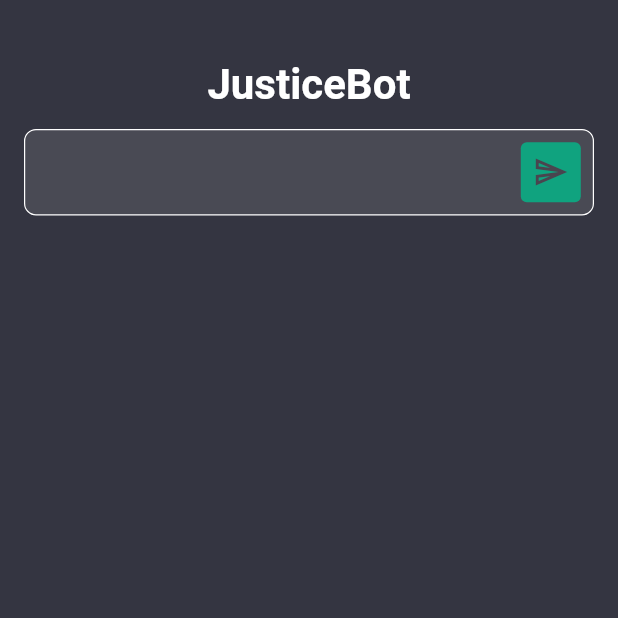
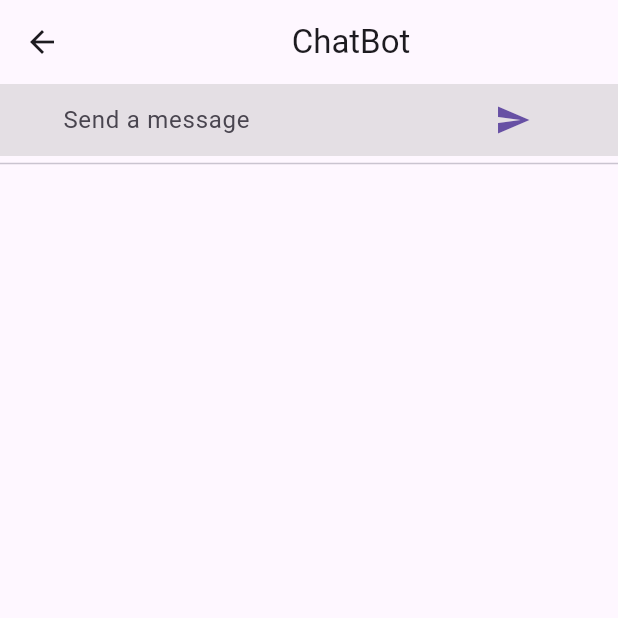
Before and after one commit to AloAksh/JusticeBridge, a Flutter app: the Bot screen opened by its route, on a phone screen of 412 x 824 dp, the top half of it. Run offline on Flutter 3.47's test engine with Material 3 defaults, Android fonts, the phone set to English and light mode, and no system bars; our stand-ins replace firebase_auth, firebase_core; accounts and stored records are empty.

Commit message:
Integrated front and backend

```diff
--- a/frontend/lib/pages/bot.dart
+++ b/frontend/lib/pages/bot.dart
@@ -1,77 +1,228 @@
+// import 'dart:convert';
+// import 'package:flutter/material.dart';
+// import '/constants/colors.dart';
+// import '/models/conversation.dart';
+// //import '/widgets/example_widget.dart';
+// import 'package:http/http.dart';
+
+// import '/widgets/chat_list_view.dart';
+// import '/widgets/chat_text_field.dart';
+
+// class Bot extends StatefulWidget {
+//   const Bot({super.key});
+
+//   @override
+//   State<Bot> createState() => _BotState();
+// }
+
+// class _BotState extends State<Bot> {
+//   final TextEditingController controller = TextEditingController();
+//   List<Conversation> conversations = [];
+
+//   bool get isConversationStarted => conversations.isNotEmpty;
+
+//   @override
+//   Widget build(BuildContext context) {
+//     final textTheme = Theme.of(context).textTheme;
+//     return Scaffold(
+//       backgroundColor: CustomColors.background,
+//       body: SafeArea(
+//         child: SizedBox(
+//           width: double.infinity,
+//           child: Padding(
+//             padding: const EdgeInsets.symmetric(horizontal: 16.0),
+//             child: SingleChildScrollView(
+//               child: SizedBox(
+//                 height: MediaQuery.of(context).size.height * .95,
+//                 child: Column(
+//                   crossAxisAlignment: CrossAxisAlignment.center,
+//                   children: [
+//                     const SizedBox(height: 38),
+//                     if (!isConversationStarted) ...[
+//                       Text(
+//                         "JusticeBot",
+//                         style: textTheme.headlineMedium?.copyWith(
+//                             fontWeight: FontWeight.bold, color: Colors.white),
+//                         textAlign: TextAlign.center,
+//                       ),
+//                       const SizedBox(height: 12),
+//                     ] else
+//                       Expanded(child: ChatListView(conversations: conversations)),
+//                     ChatTextField(
+//                         controller: controller,
+//                         onSubmitted: (question) {
+//                           controller.clear();
+//                           FocusScope.of(context).unfocus();
+//                           conversations.add(Conversation(question!, ""));
+//                           setState(() {});
+//                           post(Uri.parse("http://127.0.0.1:5000/"),
+//                                   body: {"text": question},
+//                                   headers: {"Content-Type": "application/json"})
+//                               .then((response) {
+//                             String result = jsonDecode(response.body)['response'];
+//                             conversations.last =
+//                                 Conversation(conversations.last.question, result);
+//                             setState(() {});
+//                           });
+//                         }),
+//                     const SizedBox(height: 16)
+//                   ],
+//                 ),
+//               ),
+//             ),
+//           ),
+//         ),
+//       ),
+//     );
+//   }
+// }
+
 import 'dart:convert';
 import 'package:flutter/material.dart';
-import '/constants/colors.dart';
-import '/models/conversation.dart';
-//import '/widgets/example_widget.dart';
-import 'package:http/http.dart';
-
-import '/widgets/chat_list_view.dart';
-import '/widgets/chat_text_field.dart';
+import 'package:http/http.dart' as http;
 
 class Bot extends StatefulWidget {
   const Bot({super.key});
-
-  @override
-  State<Bot> createState() => _BotState();
+  @override _BotState createState() => _BotState();
 }
 
 class _BotState extends State<Bot> {
-  final TextEditingController controller = TextEditingController();
-  List<Conversation> conversations = [];
-
-  bool get isConversationStarted => conversations.isNotEmpty;
+  final TextEditingController _textController = TextEditingController();
+  final List<Message> _messages = [];
 
   @override
   Widget build(BuildContext context) {
-    final textTheme = Theme.of(context).textTheme;
     return Scaffold(
-      backgroundColor: CustomColors.background,
+      appBar: AppBar(
+        title: const Center(child: Text('ChatBot')),
+      ),
       body: SafeArea(
-        child: SizedBox(
-          width: double.infinity,
-          child: Padding(
-            padding: const EdgeInsets.symmetric(horizontal: 16.0),
-            child: SingleChildScrollView(
-              child: SizedBox(
-                height: MediaQuery.of(context).size.height * .95,
-                child: Column(
-                  crossAxisAlignment: CrossAxisAlignment.center,
-                  children: [
-                    const SizedBox(height: 38),
-                    if (!isConversationStarted) ...[
-                      Text(
-                        "JusticeBot",
-                        style: textTheme.headlineMedium?.copyWith(
-                            fontWeight: FontWeight.bold, color: Colors.white),
-                        textAlign: TextAlign.center,
-                      ),
-                      const SizedBox(height: 12),
-                    ] else
-                      Expanded(child: ChatListView(conversations: conversations)),
-                    ChatTextField(
-                        controller: controller,
-                        onSubmitted: (question) {
-                          controller.clear();
-                          FocusScope.of(context).unfocus();
-                          conversations.add(Conversation(question!, ""));
-                          setState(() {});
-                          post(Uri.parse("http://127.0.0.1:5000/"),
-                                  body: jsonEncode({"text": question}),
-                                  headers: {"Content-Type": "application/json"})
-                              .then((response) {
-                            String result = jsonDecode(response.body)['response'];
-                            conversations.last =
-                                Conversation(conversations.last.question, result);
-                            setState(() {});
-                          });
-                        }),
-                    const SizedBox(height: 16)
-                  ],
+        child: Column(
+          verticalDirection: VerticalDirection.up,
+          children: [
+            Expanded(
+              child: ListView.builder(
+                itemCount: _messages.length,
+                itemBuilder: (context, index) {
+                  return ListTile(title: _messages[index],);
+                },
+              ),
+            ),
+            const Divider(height: 10.0),
+            Container(
+              decoration: BoxDecoration(
+                color: Theme.of(context).highlightColor,
+              ),
+              child: Container(
+                margin: const EdgeInsets.symmetric(horizontal: 2.0),
+                child: _buildTextComposer()
+                ),
+            ),
+          ],
+        ),
+      ),
+    );
+  }
+
+  Widget _buildTextComposer() {
+    return IconTheme(
+      data: IconThemeData(color: Theme.of(context).primaryColor),
+      child: Container(
+        margin: const EdgeInsets.symmetric(horizontal: 40.0),
+        child: Row(
+          children: <Widget>[
+            Flexible(
+              child: TextField(
+                controller: _textController,
+                onSubmitted: _handleSubmitted,
+                decoration: const InputDecoration.collapsed(hintText: 'Send a message'),
+              ),
+            ),
+            Container(
+              margin: const EdgeInsets.symmetric(horizontal: 4.0),
+              child: IconButton(
+                icon: const Icon(Icons.send),
+                onPressed: () {
+                  _handleSubmitted(_textController.text);
+                },
+              ),
+            ),
+          ],
+        ),
+      ),
+    );
+  }
+
+  void _handleSubmitted(String text) async {
+    _textController.clear();
+
+    Message message = Message(
+      text: text,
+      isUser: true,
+    );
+    var len = _messages.length;
+
+    setState(() {
+      _messages.insert(len, message);
+    });
+
+    // try {
+      final response = await http.post(
+        Uri.parse("http://127.0.0.1:5000/"),
+        body: {"text": text},
+      );
+
+      if (response.statusCode == 200) {
+        String result = jsonDecode(response.body)['response'];
+
+        Message botMessage = Message(
+          text: result,
+          isUser: false,
+        );
+        var len = _messages.length;
+        setState(() {
+          _messages.insert(len, botMessage);
+        });
+    }
+  }
+}
+
+class Message extends StatelessWidget {
+  final String text;
+  final bool isUser;
+
+  const Message({
+    required this.text,
+    required this.isUser,
+  });
+
+  @override
+  Widget build(BuildContext context) {
+    return Container(
+      margin: const EdgeInsets.symmetric(vertical: 10.0),
+      child: Row(
+        mainAxisAlignment:
+            isUser ? MainAxisAlignment.end : MainAxisAlignment.start,
+        children: <Widget>[
+          Expanded(
+            child: Container(
+              padding: const EdgeInsets.all(8.0),
+              decoration: BoxDecoration(
+                color: isUser
+                    ? Theme.of(context).primaryColor
+                    : Theme.of(context).primaryColorDark,
+                borderRadius: BorderRadius.circular(16.0),
+              ),
+              child: Text(
+                text,
+                style: const TextStyle(
+                  color: Colors.white,
+                  overflow: TextOverflow.visible,
                 ),
               ),
             ),
           ),
-        ),
+        ],
       ),
     );
   }
```
Also changed, not shown: frontend/lib/widgets/message_widget.dart (+15 -15 lines), 1 other file.
